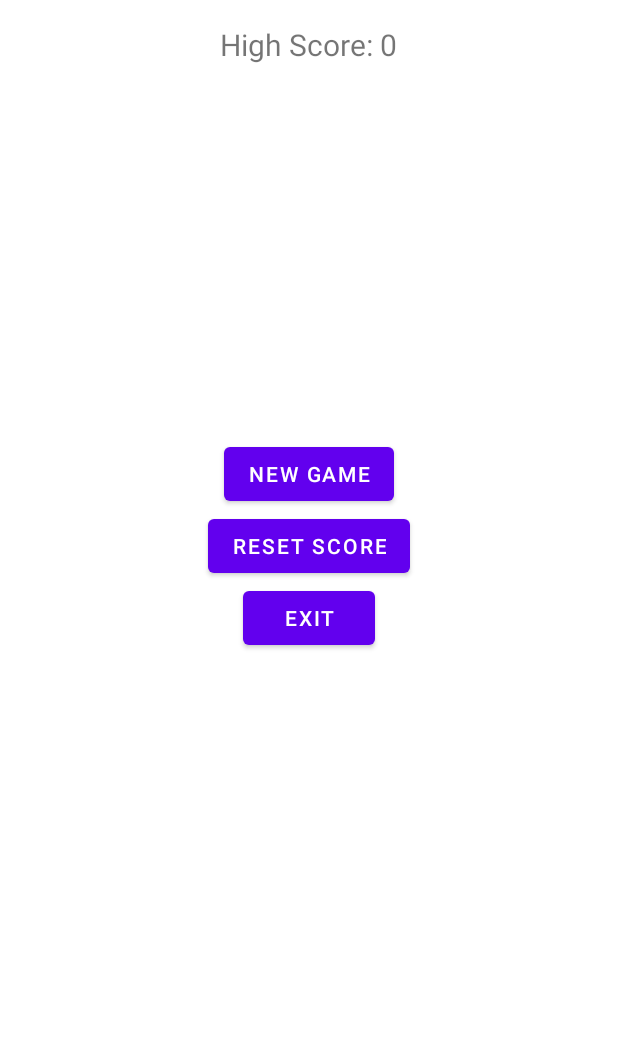
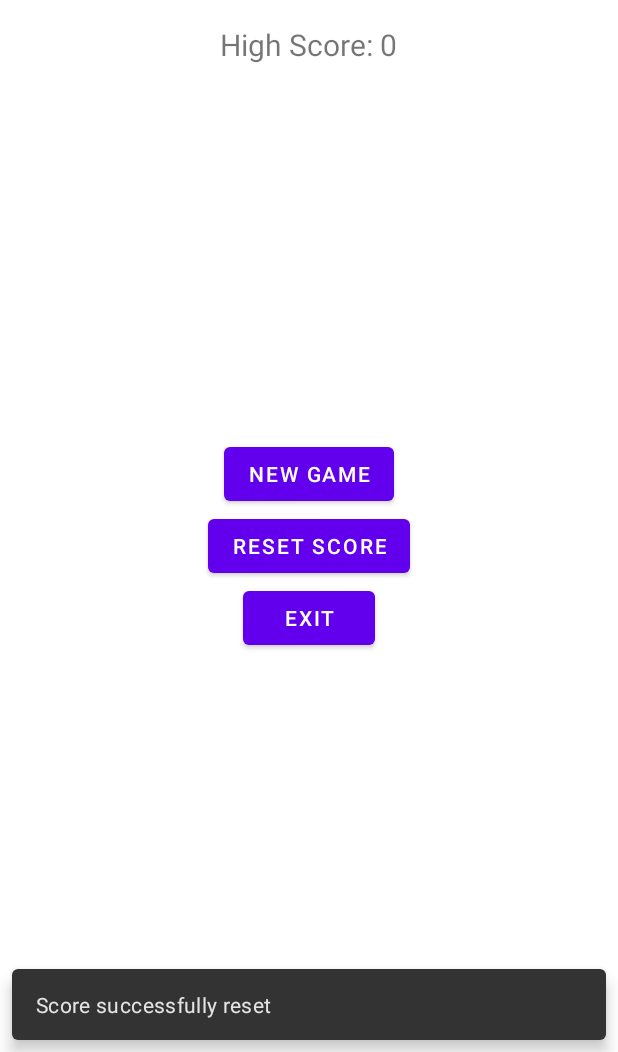
Before and after one commit to hnpm/tetris, an Android app: the screen it shows after launch (MainActivity), after a tap on "RESET SCORE", on a phone screen of 412 x 824 dp, the part 184-1236 px from its top. Run offline under Robolectric (Android 15) with nearby library versions, the phone set to English and light mode, and no system bars.

Commit message:
reset score

```diff
--- a/app/build.gradle
+++ b/app/build.gradle
@@ -39,7 +39,8 @@ dependencies {
     implementation 'androidx.appcompat:appcompat:1.2.0'
     implementation 'com.google.android.material:material:1.3.0'
     implementation 'androidx.constraintlayout:constraintlayout:2.0.4'
-    testImplementation 'junit:junit:4.+'
+    testImplementation 'junit:junit:4.13.2'
     androidTestImplementation 'androidx.test.ext:junit:1.1.2'
     androidTestImplementation 'androidx.test.espresso:espresso-core:3.3.0'
+    implementation 'com.google.android.material:material:1.3.0'
 }
--- a/app/src/main/java/com/example/tetris/MainActivity.kt
+++ b/app/src/main/java/com/example/tetris/MainActivity.kt
@@ -6,9 +6,14 @@ import android.view.View
 import android.widget.Button
 import android.widget.TextView
 import androidx.appcompat.app.AppCompatActivity
+import com.example.tetris.storage.AppPreferences
+import com.google.android.material.snackbar.Snackbar
 import kotlin.system.exitProcess
 
 class MainActivity : AppCompatActivity() {
+
+    private var tvHighScore: TextView? = null
+
     override fun onCreate(savedInstanceState: Bundle?) {
         super.onCreate(savedInstanceState)
         setContentView(R.layout.activity_main)
@@ -17,7 +22,7 @@ class MainActivity : AppCompatActivity() {
         val btnNewGame = findViewById<Button>(R.id.btn_new_game)
         val btnResetScore = findViewById<Button>(R.id.btn_reset_score)
         val btnExit = findViewById<Button>(R.id.btn_exit)
-        val tvHighScore = findViewById<TextView>(R.id.tv_high_score)
+        tvHighScore = findViewById<TextView>(R.id.tv_high_score)
 
         btnNewGame.setOnClickListener(this::onBtnNewGameClick)
         btnResetScore.setOnClickListener(this::onBtnResetScoreClick)
@@ -30,7 +35,10 @@ class MainActivity : AppCompatActivity() {
     }
 
     private fun onBtnResetScoreClick(view: View) {
-
+        val preferences = AppPreferences(this)
+        preferences.clearHighScore()
+        Snackbar.make(view, "Score successfully reset", Snackbar.LENGTH_SHORT).show()
+        tvHighScore?.text = "High Score: ${preferences.getHighScore()}"
     }
 
     private fun onBtnExitClick(view: View) {
--- /dev/null
+++ b/app/src/main/java/com/example/tetris/storage/AppPreferences.kt
@@ -0,0 +1,22 @@
+package com.example.tetris.storage
+
+import android.content.Context
+import android.content.SharedPreferences
+
+class AppPreferences(ctx: Context) {
+
+    var data: SharedPreferences = ctx.getSharedPreferences("APP_PREFERENCES", Context.MODE_PRIVATE)
+
+    fun saveHighScore(highScore: Int) {
+        data.edit().putInt("HIGH_SCORE", highScore).apply()
+    }
+
+    fun getHighScore(): Int {
+        return data.getInt("HIGH_SCORE", 0)
+    }
+
+    fun clearHighScore() {
+        data.edit().putInt("HIGH_SCORE", 0).apply()
+    }
+
+}
```
